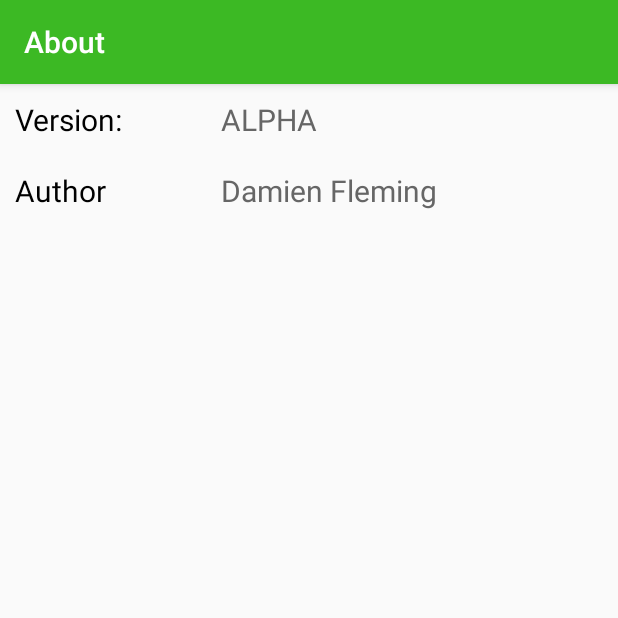
After one commit to DamienFleming/NotiPlan, an Android app: the AboutActivity screen opened directly, with no data from a screen before it, on a phone screen of 412 x 824 dp, the top half of it. The commit adds this screen. Run offline under Robolectric (Android 15) with nearby library versions, the phone set to English and light mode, and no system bars.

Commit message:
finalizing for assignment # 2

```diff
--- /dev/null
+++ b/app/src/main/java/com/damien/notiplan/AboutActivity.java
@@ -0,0 +1,13 @@
+package com.damien.notiplan;
+
+import android.support.v7.app.AppCompatActivity;
+import android.os.Bundle;
+
+public class AboutActivity extends AppCompatActivity {
+
+    @Override
+    protected void onCreate(Bundle savedInstanceState) {
+        super.onCreate(savedInstanceState);
+        setContentView(R.layout.activity_about);
+    }
+}
--- a/app/src/main/java/com/damien/notiplan/HomeScreenActivity.java
+++ b/app/src/main/java/com/damien/notiplan/HomeScreenActivity.java
@@ -19,6 +19,7 @@ public class HomeScreenActivity extends AppCompatActivity {
 
         Button settingsButton = (Button)findViewById(R.id.settingsButton);
         Button manageButton = (Button)findViewById(R.id.manageButton);
+        Button aboutButton = (Button)findViewById(R.id.aboutButton);
 
         //this.deleteDatabase("userdatabase");
         settingsButton.setOnClickListener(new View.OnClickListener() {
@@ -31,5 +32,10 @@ public class HomeScreenActivity extends AppCompatActivity {
                 startActivity(new Intent(HomeScreenActivity.this, ManageNotificationPlansActivity.class));
             }
         });
+        aboutButton.setOnClickListener(new View.OnClickListener() {
+            public void onClick(View v) {
+                startActivity(new Intent(HomeScreenActivity.this, AboutActivity.class));
+            }
+        });
     }
 }
--- /dev/null
+++ b/app/src/main/res/layout-land/activity_about.xml
@@ -0,0 +1,56 @@
+<?xml version="1.0" encoding="utf-8"?>
+<LinearLayout xmlns:android="http://schemas.android.com/apk/res/android"
+    android:layout_width="match_parent"
+    android:layout_height="match_parent"
+    android:orientation="vertical" >
+    <LinearLayout xmlns:android="http://schemas.android.com/apk/res/android"
+        android:layout_width="match_parent"
+        android:layout_height="wrap_content"
+        android:orientation="horizontal" >
+        <TextView android:id="@+id/VersionLabel"
+            android:layout_width="match_parent"
+            android:layout_height="wrap_content"
+            android:text="@string/versionLabel"
+            android:textColor="#000000"
+            android:textStyle="normal"
+            android:textSize="20sp"
+            android:padding="10sp"
+            android:gravity="left"
+            android:layout_weight="8"/>
+        <TextView android:id="@+id/VersionNumber"
+            android:layout_width="match_parent"
+            android:layout_height="wrap_content"
+            android:text="@string/versionNumber"
+            android:textColor="#666666"
+            android:textStyle="normal"
+            android:textSize="20sp"
+            android:padding="10sp"
+            android:gravity="left"
+            android:layout_weight="4"/>
+    </LinearLayout>
+    <LinearLayout xmlns:android="http://schemas.android.com/apk/res/android"
+        android:layout_width="match_parent"
+        android:layout_height="wrap_content"
+        android:orientation="horizontal" >
+        <TextView android:id="@+id/authorLabel"
+            android:layout_width="match_parent"
+            android:layout_height="wrap_content"
+            android:text="@string/authorLabel"
+            android:textColor="#000000"
+            android:textStyle="normal"
+            android:textSize="20sp"
+            android:padding="10sp"
+            android:gravity="left"
+            android:layout_weight="8"/>
+        <TextView android:id="@+id/author"
+            android:layout_width="match_parent"
+            android:layout_height="wrap_content"
+            android:text="@string/author"
+            android:textColor="#666666"
+            android:textStyle="normal"
+            android:textSize="20sp"
+            android:padding="10sp"
+            android:gravity="left"
+            android:layout_weight="4"/>
+    </LinearLayout>
+</LinearLayout>
--- /dev/null
+++ b/app/src/main/res/layout/activity_about.xml
@@ -0,0 +1,56 @@
+<?xml version="1.0" encoding="utf-8"?>
+<LinearLayout xmlns:android="http://schemas.android.com/apk/res/android"
+    android:layout_width="match_parent"
+    android:layout_height="match_parent"
+    android:orientation="vertical" >
+    <LinearLayout xmlns:android="http://schemas.android.com/apk/res/android"
+        android:layout_width="match_parent"
+        android:layout_height="wrap_content"
+        android:orientation="horizontal" >
+        <TextView android:id="@+id/VersionLabel"
+            android:layout_width="match_parent"
+            android:layout_height="wrap_content"
+            android:text="@string/versionLabel"
+            android:textColor="#000000"
+            android:textStyle="normal"
+            android:textSize="20sp"
+            android:padding="10sp"
+            android:gravity="left"
+            android:layout_weight="8"/>
+        <TextView android:id="@+id/VersionNumber"
+            android:layout_width="match_parent"
+            android:layout_height="wrap_content"
+            android:text="@string/versionNumber"
+            android:textColor="#666666"
+            android:textStyle="normal"
+            android:textSize="20sp"
+            android:padding="10sp"
+            android:gravity="left"
+            android:layout_weight="4"/>
+    </LinearLayout>
+    <LinearLayout xmlns:android="http://schemas.android.com/apk/res/android"
+        android:layout_width="match_parent"
+        android:layout_height="wrap_content"
+        android:orientation="horizontal" >
+        <TextView android:id="@+id/authorLabel"
+            android:layout_width="match_parent"
+            android:layout_height="wrap_content"
+            android:text="@string/authorLabel"
+            android:textColor="#000000"
+            android:textStyle="normal"
+            android:textSize="20sp"
+            android:padding="10sp"
+            android:gravity="left"
+            android:layout_weight="8"/>
+        <TextView android:id="@+id/author"
+            android:layout_width="match_parent"
+            android:layout_height="wrap_content"
+            android:text="@string/author"
+            android:textColor="#666666"
+            android:textStyle="normal"
+            android:textSize="20sp"
+            android:padding="10sp"
+            android:gravity="left"
+            android:layout_weight="4"/>
+    </LinearLayout>
+</LinearLayout>
--- a/app/src/main/res/layout/activity_create_new_plan.xml
+++ b/app/src/main/res/layout/activity_create_new_plan.xml
@@ -42,7 +42,7 @@
         <TextView android:id="@+id/ringPercentDisplay"
             android:layout_width="wrap_content"
             android:layout_height="wrap_content"
-            android:text="0%"
+            android:text="@string/RingVolumePercent"
             android:textColor="#000000"
             android:textStyle="normal"
             android:textSize="20sp" />
--- a/app/src/main/res/values/strings.xml
+++ b/app/src/main/res/values/strings.xml
@@ -17,4 +17,10 @@
     <string name="done">DONE</string>
     <string name="plan_manager">Plan Manager</string>
     <string name="ok">OK</string>
+    <string name="versionNumber">ALPHA</string>
+    <string name="versionLabel">Version:</string>
+    <string name="authorLabel">Author</string>
+    <string name="author">Damien Fleming</string>
+    <string name="RingVolumePercent">0%</string>
+    <string name="aboutText">About</string>
 </resources>
```
Also changed, not shown: app/src/main/AndroidManifest.xml (+11 -3 lines), app/src/main/res/layout-land/activity_create_new_plan.xml (+77 -12 lines), app/src/main/res/layout-land/activity_home_screen.xml (+10 -0 lines), app/src/main/res/layout-land/activity_manage_notification_plans.xml (+148 -27 lines), app/src/main/res/layout/activity_home_screen.xml (+10 -0 lines), app/src/main/res/layout/activity_manage_notification_plans.xml (+18 -26 lines).
